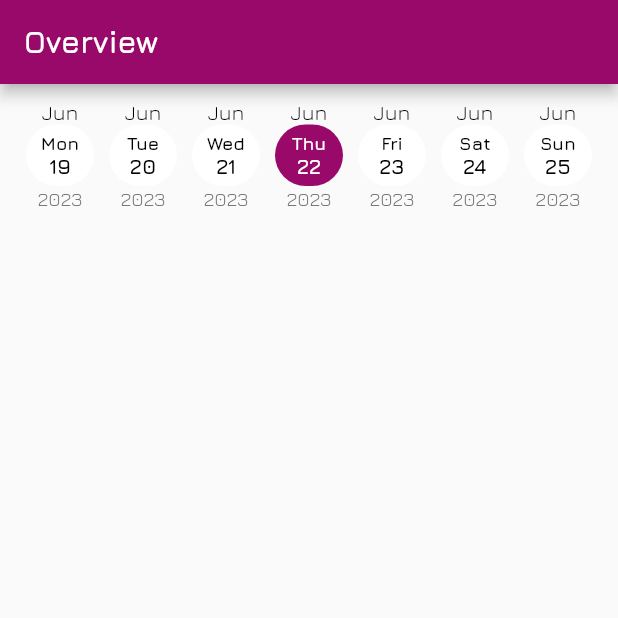
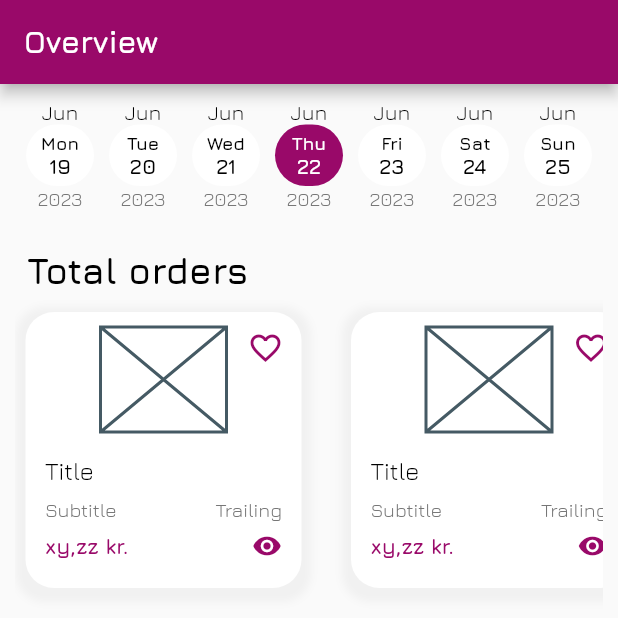
Before and after one commit to toke-dk/energy_of_hco, a Flutter app: the screen it shows after launch, on a phone screen of 412 x 824 dp, the top half of it. Run offline on Flutter 3.47's test engine with Material 2 defaults, Android fonts, the phone set to English and light mode, and no system bars; drawn by our look-alikes of scrollable_positioned_list.

Commit message:
WIP: making the total orders with productinfo widget

```diff
--- a/lib/pages/Overview_page.dart
+++ b/lib/pages/Overview_page.dart
@@ -1,4 +1,6 @@
+import 'package:energy_of_hco/helpers/app_theme_helper.dart';
 import 'package:energy_of_hco/widgets/days_scroll.dart';
+import 'package:energy_of_hco/widgets/total_orders.dart';
 import 'package:flutter/material.dart';
 
 class OverView extends StatelessWidget {
@@ -8,8 +10,20 @@ class OverView extends StatelessWidget {
   Widget build(BuildContext context) {
     return SingleChildScrollView(
       child: Column(
+        crossAxisAlignment: CrossAxisAlignment.start,
         children: [
-          DaysScroll(initialDate: DateTime.now(),)
+          DaysScroll(
+            initialDate: DateTime.now(),
+          ),
+          Padding(
+              padding: EdgeInsets.symmetric(horizontal: 18),
+              child: Text(
+                "Total orders",
+                style: getAppTextTheme(context).headline5,
+              )),
+          Padding(
+              padding: EdgeInsets.symmetric(horizontal: 10),
+              child: TotalOrders())
         ],
       ),
     );
--- /dev/null
+++ b/lib/widgets/total_orders.dart
@@ -0,0 +1,153 @@
+import 'package:energy_of_hco/helpers/app_theme_helper.dart';
+import 'package:flutter/cupertino.dart';
+import 'package:flutter/material.dart';
+
+class TotalOrders extends StatelessWidget {
+  const TotalOrders({Key? key}) : super(key: key);
+
+  @override
+  Widget build(BuildContext context) {
+    return SizedBox(
+      height: 300,
+      child: ListView.separated(
+          scrollDirection: Axis.horizontal,
+          itemBuilder: (context, index) {
+            return Column(
+              children: [
+                Container(
+                    padding: EdgeInsets.symmetric(vertical: 14, horizontal: 7),
+                    child: ShowProductDetails()),
+              ],
+            );
+          },
+          separatorBuilder: (context, idex) => const SizedBox(
+                width: 19,
+              ),
+          itemCount: 10),
+    );
+  }
+}
+
+class ShowProductDetails extends StatelessWidget {
+  const ShowProductDetails({Key? key}) : super(key: key);
+
+  @override
+  Widget build(BuildContext context) {
+    return Container(
+      constraints: BoxConstraints(
+        minWidth: 184,
+        minHeight: 184,
+        maxWidth: 184,
+        maxHeight: 184,
+      ),
+      child: MyPaper(
+        hasShadow: true,
+        child: Column(
+          mainAxisAlignment: MainAxisAlignment.spaceBetween,
+          children: [
+            SizedBox(
+              height: 90,
+              child: Stack(
+                children: [
+                  Padding(
+                      padding:
+                          EdgeInsets.symmetric(horizontal: 50, vertical: 10),
+                      child: Placeholder()),
+                  Positioned(
+                      right: 0,
+                      child: IconButton(
+                          onPressed: () {}, icon: Icon(Icons.favorite_border, color: getAppColorScheme(context).primary,)))
+                ],
+              ),
+            ),
+            Expanded(
+              child: Padding(
+                padding: EdgeInsets.only(left: 13, right: 13, bottom: 11),
+                child: Column(
+                  mainAxisAlignment: MainAxisAlignment.spaceEvenly,
+                  crossAxisAlignment: CrossAxisAlignment.start,
+                  children: [
+                    const Text(
+                      "Title",
+                      style: TextStyle(
+                        fontSize: 16
+                      ),
+                    ),
+                    Row(
+                      mainAxisAlignment: MainAxisAlignment.spaceBetween,
+                      children: [
+                        Text(
+                          "Subtitle",
+                          style: getAppTextTheme(context).subtitle1,
+                        ),
+                        Text(
+                          "Trailing",
+                          style: getAppTextTheme(context).subtitle1,
+                        )
+                      ],
+                    ),
+                    Row(
+                      mainAxisAlignment: MainAxisAlignment.spaceBetween,
+                      children: [
+                        Text("xy,zz kr.", style: TextStyle(color: getAppColorScheme(context).primary, fontWeight: FontWeight.bold),),
+                        GestureDetector(
+                          child: Icon(
+                            Icons.visibility,
+                            size: 20,
+                            color: getAppColorScheme(context).primary,
+                          ),
+                          onTap: () {},
+                        ),
+                      ],
+                    ),
+                  ],
+                ),
+              ),
+            ),
+          ],
+        ),
+        onTap: () {},
+      ),
+    );
+  }
+}
+
+class MyPaper extends StatelessWidget {
+  const MyPaper({
+    Key? key,
+    this.child,
+    this.width,
+    this.height,
+    this.hasShadow = false,
+    this.onTap,
+  }) : super(key: key);
+
+  final Widget? child;
+  final double? width;
+  final double? height;
+  final bool hasShadow;
+  final GestureTapCallback? onTap;
+
+  @override
+  Widget build(BuildContext context) {
+    return Container(
+      decoration: BoxDecoration(
+        borderRadius: BorderRadius.circular(19),
+        color: getAppColorScheme(context).onPrimary,
+        boxShadow: hasShadow
+            ? [
+                BoxShadow(
+                  color: Colors.grey.withOpacity(0.1),
+                  spreadRadius: 6,
+                  blurRadius: 4,
+                  offset: Offset(0, 3), // changes position of shadow
+                ),
+              ]
+            : null,
+      ),
+      child: GestureDetector(onTap: onTap, child: child),
+      width: width,
+      height: height,
+    );
+  }
+}
```
